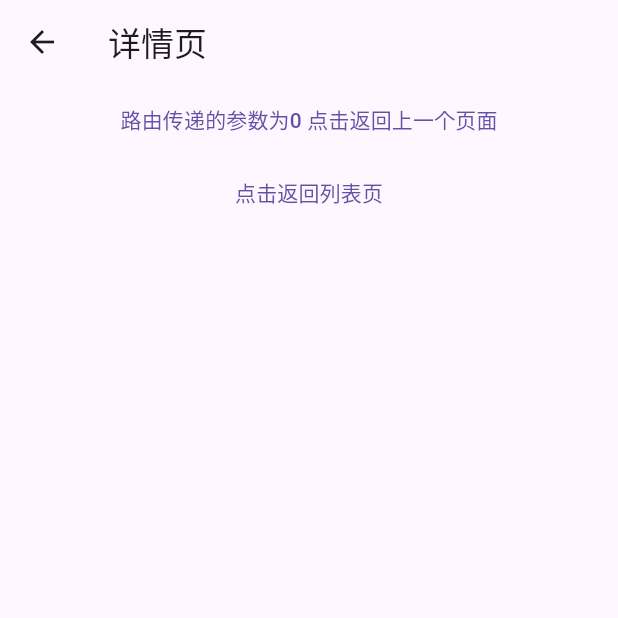
After one commit to hudawei996/flutter_learn, a Flutter app: the screen it shows after launch, after a tap on an icon or button, on a phone screen of 412 x 824 dp, the top half of it. The commit adds this screen. Run offline on Flutter 3.47's test engine with Material 3 defaults, Android fonts, the light colour scheme and no system bars; our stand-ins replace dio.

Commit message:
路由传参等

```diff
--- /dev/null
+++ b/lib/d2_37_route.dart
@@ -0,0 +1,156 @@
+import 'package:dio/dio.dart';
+import 'package:flutter/material.dart';
+import 'package:flutter_learn/d2_33_dio.dart';
+
+class MainPageRoute extends StatefulWidget {
+  const MainPageRoute({super.key});
+
+  @override
+  State<MainPageRoute> createState() => _MainPageRouteState();
+}
+
+class _MainPageRouteState extends State<MainPageRoute> {
+  @override
+  Widget build(BuildContext context) {
+    return MaterialApp(
+      initialRoute: '/',
+      routes: {
+        /// 这个'/': (context) => ListPage(),
+        /// 和 home: ListPage(),只能有一个
+        /// 推荐只使用'/'，更统一
+        '/': (context) => ListPage(),
+        '/list': (context) => ListPage(),
+        //以前是靠页面传递具体参数的方式
+        // '/detail': (context) => DetailPage(index:0),
+        //现在使用路由参数，就不用写对应的构造函数了
+        '/detail': (context) => DetailPage(),
+      },
+      // home: ListPage(),
+    );
+  }
+}
+
+// 列表页面
+class ListPage extends StatefulWidget {
+  const ListPage({super.key});
+
+  @override
+  State<ListPage> createState() => _ListPageState();
+}
+
+class _ListPageState extends State<ListPage> {
+  @override
+  Widget build(BuildContext context) {
+    return Scaffold(
+      appBar: AppBar(title: const Text("列表页")),
+      body: ListView.builder(
+        itemCount: 100,
+        itemBuilder: (BuildContext context, int index) {
+          return GestureDetector(
+            onTap: () {
+              /// 写法一：
+              // Navigator.of(context).push(
+              //   MaterialPageRoute(
+              //     builder: (BuildContext context) {
+              //       return DetailPage(index: index);
+              //     },
+              //   ),
+              // );
+
+              /// 写法二：
+              // Navigator.push(
+              //   context,
+              //   MaterialPageRoute(
+              //     builder: (BuildContext context) {
+              //       return DetailPage(index: index);
+              //     },
+              //   ),
+              // );
+
+              /// 写法二简写
+              // Navigator.push(
+              //   context,
+              //   MaterialPageRoute(
+              //     builder: (context) => DetailPage(index: index),
+              //   ),
+              // );
+
+              /// 写法三：注册路由表之后
+              Navigator.pushNamed(context, "/detail", arguments: {"index": index});
+
+            },
+            child: Container(
+              color: Colors.blue,
+              margin: EdgeInsets.only(top: 10),
+              height: 100,
+              alignment: Alignment.center,
+              child: Text(
+                "第 $index 个",
+                style: TextStyle(fontSize: 16, color: Colors.white),
+              ),
+            ),
+          );
+        },
+      ),
+    );
+  }
+}
+
+class DetailPage extends StatefulWidget {
+  // final int index;
+
+  // const DetailPage({super.key, required this.index});
+  const DetailPage({super.key});
+
+  @override
+  State<DetailPage> createState() => _DetailPageState();
+}
+
+class _DetailPageState extends State<DetailPage> {
+  String _routeGetArguments = "";
+  @override
+  void initState() {
+    super.initState();
+    /// 微任务接收
+    Future.microtask((){
+      if(ModalRoute.of(context) != null){
+        print("获取到路由参数");
+        // print(ModalRoute.of(context)!.settings.arguments);
+        Map<String,dynamic> params = ModalRoute.of(context)!.settings.arguments as Map<String,dynamic>;
+        _routeGetArguments = params["index"].toString();
+        ///更新视图,要不然UI中不会显示出来，记住一定要写
+        setState(() {});
+      } else {
+        print("获取不到路由参数");
+      }
+    });
+  }
+
+  @override
+  Widget build(BuildContext context) {
+    return Scaffold(
+      appBar: AppBar(title: Text("详情页")),
+      body: Center(
+        child: Column(
+          children: [
+            TextButton(
+              onPressed: () {
+                // Navigator.of(context).pop();
+                Navigator.pop(context);
+              },
+              child:
+              // Text("这里是第${widget.index}页，点击返回上一个页面"),
+              Text("路由传递的参数为$_routeGetArguments 点击返回上一个页面"),
+            ),
+            TextButton(
+              onPressed: () {
+                Navigator.pushNamed(context, "/list");
+              },
+              child: Text("点击返回列表页"),
+            )
+          ],
+        ),
+      ),
+    );
+  }
+}
--- a/lib/main.dart
+++ b/lib/main.dart
@@ -1,14 +1,33 @@
+import 'package:dio/dio.dart';
 import 'package:flutter/material.dart';
 import 'package:flutter_learn/test.dart';
 
 import 'd2_31_father_child.dart';
 import 'd2_32_child_father.dart';
+import 'd2_3456_dio_use.dart';
+import 'd2_37_route.dart';
 
 void main(List<String> args) {
   // runApp(MainPage());
   // runApp(MainPageTest());
   // runApp(MainPageFatherChild());
-  runApp(MainPageChildFather());
+  // runApp(MainPageChildFather());
+
+  // 直接使用，不封装
+  // Dio()
+  //     .get("https://geek.itheima.net/v1_0/channels")
+  //     .then((value) {
+  //       print(value.data);
+  //     })
+  //     .catchError((error) {
+  //       print("$error");
+  //     });
+  // 封装一下使用
+  // runApp(MainPageDio());
+
+  runApp(MainPageRoute());
+
+
 }
 
 // class MainPage extends StatelessWidget {
--- a/pubspec.yaml
+++ b/pubspec.yaml
@@ -34,6 +34,7 @@ dependencies:
   # The following adds the Cupertino Icons font to your application.
   # Use with the CupertinoIcons class for iOS style icons.
   cupertino_icons: ^1.0.8
+  dio: ^5.9.0
 
 dev_dependencies:
   flutter_test:
```
Also changed, not shown: lib/d2_33_dio.dart (added, +58 -0 lines), lib/d2_3456_dio_use.dart (added, +114 -0 lines), pubspec.lock.
